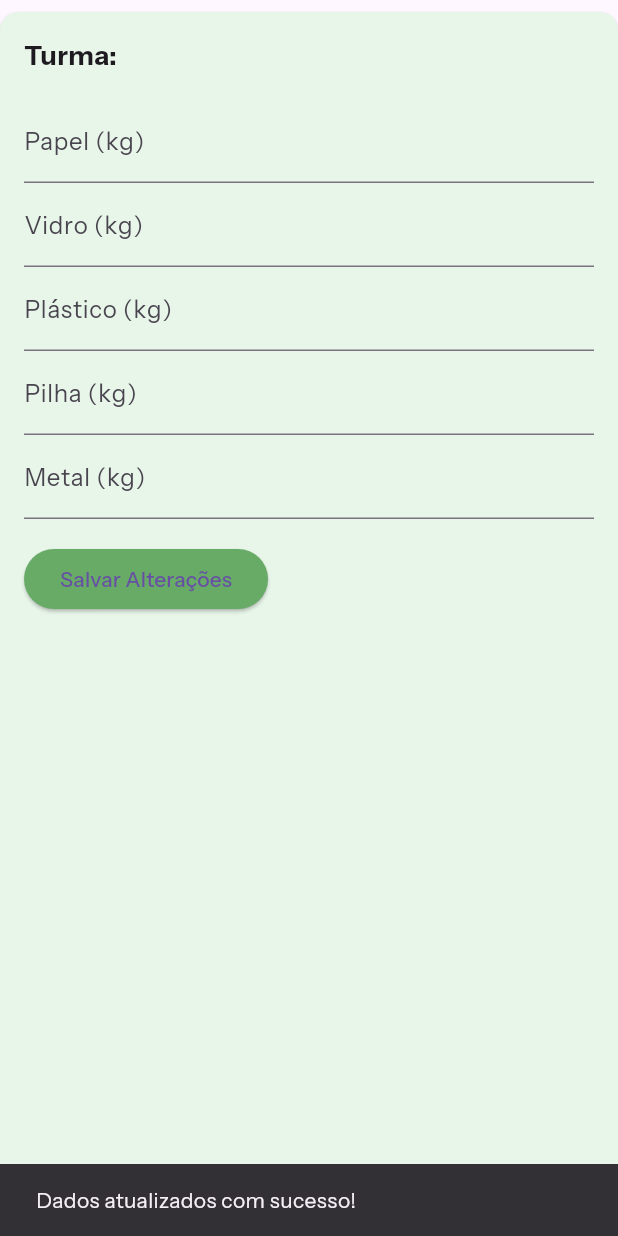
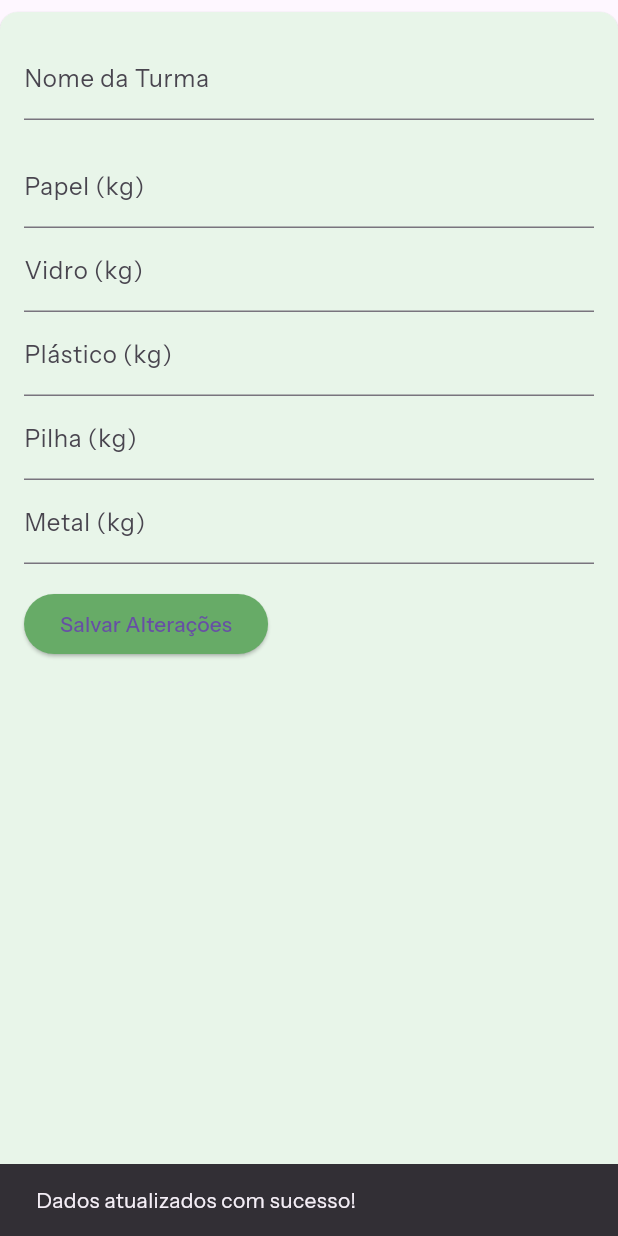
Before and after one commit to drbarros2004/ReciclaBenfica, a Flutter app: the EditTurmaCard widget shown alone on an empty page, opened directly with empty values, after a tap on "Salvar Alterações", on a phone screen of 412 x 824 dp. Run offline on Flutter 3.47's test engine with Material 3 defaults, Android fonts, the phone set to English and light mode, and no system bars; our stand-ins replace cloud_firestore, firebase_core, shared_preferences; accounts and stored records are empty.

Commit message:
adicionar turmas

```diff
--- a/lib/edit_data_screen.dart
+++ b/lib/edit_data_screen.dart
@@ -1,14 +1,27 @@
+
 import 'package:flutter/material.dart';
 import 'package:cloud_firestore/cloud_firestore.dart';
 
-class EditTurmasScreen extends StatelessWidget {
+class EditTurmasScreen extends StatefulWidget {
   const EditTurmasScreen({super.key});
+
+  @override
+  _EditTurmasScreenState createState() => _EditTurmasScreenState();
+}
+
+class _EditTurmasScreenState extends State<EditTurmasScreen> {
+  final Map<String, String> turmaNames = {}; // Mapeia o ID da turma para o nome customizado
 
   @override
   Widget build(BuildContext context) {
     return Scaffold(
       appBar: AppBar(
-        title: const Text("Editar Turmas"),
+        title: const Text('Editar dados de turma e senha',
+        style: TextStyle(
+              fontWeight: FontWeight.bold,
+              fontSize: 25,
+              color: Colors.white),
+                ),
         backgroundColor: const Color(0xFF67AB67),
         leading: IconButton(
           icon: const Icon(Icons.arrow_back),
@@ -31,19 +44,27 @@ class EditTurmasScreen extends StatelessWidget {
 
           return ListView.builder(
             padding: const EdgeInsets.all(16),
-            itemCount: turmas.length + 1, // Adiciona um para o campo de alterar senha
+            itemCount: turmas.length + 2, // Adiciona dois para mudar senha e criar turma
             itemBuilder: (context, index) {
               if (index < turmas.length) {
                 final doc = turmas[index];
                 final data = doc.data() as Map<String, dynamic>;
+                final nome = data['nome'] as String? ?? 'Sem Nome'; // Aqui pegamos o nome da turma
 
                 return EditTurmaCard(
                   turmaId: doc.id,
                   initialData: data,
+                  initialName: turmaNames[doc.id] ?? nome, // Usa o campo `nome`
+                  onNameChanged: (newName) {
+                    setState(() {
+                      turmaNames[doc.id] = newName;
+                    });
+                  },
                 );
+              } else if (index == turmas.length) {
+                return const EditPasswordSection(); // Alterar senha
               } else {
-                // Adiciona o formulário para alterar a senha
-                return const EditPasswordSection();
+                return const CreateTurmaSection(); // Criar nova turma
               }
             },
           );
@@ -52,6 +73,222 @@ class EditTurmasScreen extends StatelessWidget {
     );
   }
 }
+
+
+class CreateTurmaSection extends StatefulWidget {
+  const CreateTurmaSection({super.key});
+
+  @override
+  _CreateTurmaSectionState createState() => _CreateTurmaSectionState();
+}
+
+class _CreateTurmaSectionState extends State<CreateTurmaSection> {
+  final TextEditingController _turmaNameController = TextEditingController();
+  final Map<String, TextEditingController> controllers = {
+    'papel': TextEditingController(),
+    'vidro': TextEditingController(),
+    'plastico': TextEditingController(),
+    'pilha': TextEditingController(),
+    'metal': TextEditingController(),
+  };
+
+  Future<void> _createTurma() async {
+    try {
+      final Map<String, double> newData = {
+        for (var key in controllers.keys) key: double.tryParse(controllers[key]!.text) ?? 0.0,
+      };
+      await FirebaseFirestore.instance.collection('turmas').add({
+        'nome': _turmaNameController.text,
+        ...newData,
+      });
+
+      ScaffoldMessenger.of(context).showSnackBar(
+        const SnackBar(content: Text('Nova turma criada com sucesso!')),
+      );
+      _turmaNameController.clear();
+      for (var controller in controllers.values) {
+        controller.clear();
+      }
+    } catch (e) {
+      ScaffoldMessenger.of(context).showSnackBar(
+        SnackBar(content: Text('Erro ao criar turma: $e')),
+      );
+    }
+  }
+
+  @override
+  Widget build(BuildContext context) {
+    return Card(
+      margin: const EdgeInsets.symmetric(vertical: 8),
+      shape: RoundedRectangleBorder(borderRadius: BorderRadius.circular(12)),
+      color: Colors.green[50],
+      child: Padding(
+        padding: const EdgeInsets.all(16),
+        child: Column(
+          crossAxisAlignment: CrossAxisAlignment.start,
+          children: [
+            const Text(
+              "Criar Nova Turma",
+              style: TextStyle(fontSize: 18, fontWeight: FontWeight.bold),
+            ),
+            const SizedBox(height: 16),
+            TextFormField(
+              controller: _turmaNameController,
+              decoration: const InputDecoration(labelText: 'Nome da Turma'),
+            ),
+            ...controllers.keys.map((key) {
+              return TextFormField(
+                controller: controllers[key],
+                keyboardType: TextInputType.number,
+                decoration: InputDecoration(labelText: '$key (kg)'),
+              );
+            }),
+            const SizedBox(height: 16),
+            ElevatedButton(
+              onPressed: _createTurma,
+              style: ElevatedButton.styleFrom(
+                backgroundColor: const Color(0xFF67AB67),
+              ),
+              child: const Text('Criar Turma'),
+            ),
+          ],
+        ),
+      ),
+    );
+  }
+}
+
+class EditTurmaCard extends StatefulWidget {
+  final String turmaId;
+  final String initialName;
+  final Map<String, dynamic> initialData;
+  final void Function(String newName) onNameChanged;
+
+  const EditTurmaCard({
+    super.key,
+    required this.turmaId,
+    required this.initialData,
+    required this.initialName,
+    required this.onNameChanged,
+  });
+
+  @override
+  _EditTurmaCardState createState() => _EditTurmaCardState();
+}
+
+class _EditTurmaCardState extends State<EditTurmaCard> {
+  late TextEditingController nameController;
+  late TextEditingController papelController;
+  late TextEditingController vidroController;
+  late TextEditingController plasticoController;
+  late TextEditingController pilhaController;
+  late TextEditingController metalController;
+
+  @override
+  void initState() {
+    super.initState();
+    nameController = TextEditingController(text: widget.initialName);
+    papelController = TextEditingController(text: widget.initialData['papel'].toString());
+    vidroController = TextEditingController(text: widget.initialData['vidro'].toString());
+    plasticoController = TextEditingController(text: widget.initialData['plastico'].toString());
+    pilhaController = TextEditingController(text: widget.initialData['pilha'].toString());
+    metalController = TextEditingController(text: widget.initialData['metal'].toString());
+  }
+
+  @override
+  void dispose() {
+    nameController.dispose();
+    papelController.dispose();
+    vidroController.dispose();
+    plasticoController.dispose();
+    pilhaController.dispose();
+    metalController.dispose();
+    super.dispose();
+  }
+
+  Future<void> _saveChanges() async {
+    try {
+      await FirebaseFirestore.instance.collection('turmas').doc(widget.turmaId).update({
+        'papel': double.tryParse(papelController.text) ?? 0.0,
+        'vidro': double.tryParse(vidroController.text) ?? 0.0,
+        'plastico': double.tryParse(plasticoController.text) ?? 0.0,
+        'pilha': double.tryParse(pilhaController.text) ?? 0.0,
+        'metal': double.tryParse(metalController.text) ?? 0.0,
+        'nome': nameController.text,
+      });
+      widget.onNameChanged(nameController.text);
+      ScaffoldMessenger.of(context).showSnackBar(
+        const SnackBar(content: Text('Dados atualizados com sucesso!')),
+      );
+    } catch (e) {
+      ScaffoldMessenger.of(context).showSnackBar(
+        SnackBar(content: Text('Erro ao salvar: $e')),
+      );
+    }
+  }
+
+  @override
+  Widget build(BuildContext context) {
+    return Card(
+      margin: const EdgeInsets.symmetric(vertical: 8),
+      shape: RoundedRectangleBorder(borderRadius: BorderRadius.circular(12)),
+      color: Colors.green[50],
+      child: Padding(
+        padding: const EdgeInsets.all(16),
+        child: Column(
+          crossAxisAlignment: CrossAxisAlignment.start,
+          children: [
+            TextFormField(
+              // controller: nameController,
+              // decoration: const InputDecoration(labelText: 'Nome da Turma'),
+              // onChanged: widget.onNameChanged,
+              controller: nameController,
+                decoration: const InputDecoration(labelText: 'Nome da Turma'),
+                onChanged: (newName) {
+                  widget.onNameChanged(newName);
+                },
+            ),
+            const SizedBox(height: 16),
+            TextFormField(
+              controller: papelController,
+              keyboardType: TextInputType.number,
+              decoration: const InputDecoration(labelText: 'Papel (kg)'),
+            ),
+            TextFormField(
+              controller: vidroController,
+              keyboardType: TextInputType.number,
+              decoration: const InputDecoration(labelText: 'Vidro (kg)'),
+            ),
+            TextFormField(
+              controller: plasticoController,
+              keyboardType: TextInputType.number,
+              decoration: const InputDecoration(labelText: 'Plástico (kg)'),
+            ),
+            TextFormField(
+              controller: pilhaController,
+              keyboardType: TextInputType.number,
+              decoration: const InputDecoration(labelText: 'Pilha (kg)'),
+            ),
+            TextFormField(
+              controller: metalController,
+              keyboardType: TextInputType.number,
+              decoration: const InputDecoration(labelText: 'Metal (kg)'),
+            ),
+            const SizedBox(height: 16),
+            ElevatedButton(
+              onPressed: _saveChanges,
+              style: ElevatedButton.styleFrom(
+                backgroundColor: const Color(0xFF67AB67),
+              ),
+              child: const Text('Salvar Alterações'),
+            ),
+          ],
+        ),
+      ),
+    );
+  }
+}
+
 
 class EditPasswordSection extends StatefulWidget {
   const EditPasswordSection({super.key});
@@ -134,120 +371,3 @@ class _EditPasswordSectionState extends State<EditPasswordSection> {
     );
   }
 }
-
-class EditTurmaCard extends StatefulWidget {
-  final String turmaId;
-  final Map<String, dynamic> initialData;
-
-  const EditTurmaCard({
-    super.key,
-    required this.turmaId,
-    required this.initialData,
-  });
-
-  @override
-  _EditTurmaCardState createState() => _EditTurmaCardState();
-}
-
-class _EditTurmaCardState extends State<EditTurmaCard> {
-  late TextEditingController papelController;
-  late TextEditingController vidroController;
-  late TextEditingController plasticoController;
-  late TextEditingController pilhaController;
-  late TextEditingController metalController;
-
-  @override
-  void initState() {
-    super.initState();
-    papelController = TextEditingController(text: widget.initialData['papel'].toString());
-    vidroController = TextEditingController(text: widget.initialData['vidro'].toString());
-    plasticoController = TextEditingController(text: widget.initialData['plastico'].toString());
-    pilhaController = TextEditingController(text: widget.initialData['pilha'].toString());
-    metalController = TextEditingController(text: widget.initialData['metal'].toString());
-  }
-
-  @override
-  void dispose() {
-    papelController.dispose();
-    vidroController.dispose();
-    plasticoController.dispose();
-    pilhaController.dispose();
-    metalController.dispose();
-    super.dispose();
-  }
-
-  Future<void> _saveChanges() async {
-    try {
-      await FirebaseFirestore.instance.collection('turmas').doc(widget.turmaId).update({
-        'papel': double.tryParse(papelController.text) ?? 0.0,
-        'vidro': double.tryParse(vidroController.text) ?? 0.0,
-        'plastico': double.tryParse(plasticoController.text) ?? 0.0,
-        'pilha': double.tryParse(pilhaController.text) ?? 0.0,
-        'metal': double.tryParse(metalController.text) ?? 0.0,
-      });
-
-      ScaffoldMessenger.of(context).showSnackBar(
-        const SnackBar(content: Text('Dados atualizados com sucesso!')),
-      );
-    } catch (e) {
-      ScaffoldMessenger.of(context).showSnackBar(
-        SnackBar(content: Text('Erro ao salvar: $e')),
-      );
-    }
-  }
-
-  @override
-  Widget build(BuildContext context) {
-    return Card(
-      margin: const EdgeInsets.symmetric(vertical: 8),
-      shape: RoundedRectangleBorder(borderRadius: BorderRadius.circular(12)),
-      color: Colors.green[50],
-      child: Padding(
-        padding: const EdgeInsets.all(16),
-        child: Column(
-          crossAxisAlignment: CrossAxisAlignment.start,
-          children: [
-            Text(
-              "Turma: ${widget.turmaId}",
-              style: const TextStyle(fontSize: 18, fontWeight: FontWeight.bold),
-            ),
-            const SizedBox(height: 16),
-            TextFormField(
-              controller: papelController,
-              keyboardType: TextInputType.number,
-              decoration: const InputDecoration(labelText: 'Papel (kg)'),
-            ),
-            TextFormField(
-              controller: vidroController,
-              keyboardType: TextInputType.number,
-              decoration: const InputDecoration(labelText: 'Vidro (kg)'),
-            ),
-            TextFormField(
-              controller: plasticoController,
-              keyboardType: TextInputType.number,
-              decoration: const InputDecoration(labelText: 'Plástico (kg)'),
-            ),
-            TextFormField(
-              controller: pilhaController,
-              keyboardType: TextInputType.number,
-              decoration: const InputDecoration(labelText: 'Pilha (kg)'),
-            ),
-            TextFormField(
-              controller: metalController,
-              keyboardType: TextInputType.number,
-              decoration: const InputDecoration(labelText: 'Metal (kg)'),
-            ),
-            const SizedBox(height: 16),
-            ElevatedButton(
-              onPressed: _saveChanges,
-              style: ElevatedButton.styleFrom(
-                backgroundColor: const Color(0xFF67AB67),
-              ),
-              child: const Text('Salvar Alterações'),
-            ),
-          ],
-        ),
-      ),
-    );
-  }
-}
--- a/lib/ranking_screen.dart
+++ b/lib/ranking_screen.dart
@@ -64,7 +64,7 @@ class RankingScreen extends StatelessWidget {
               final turmas = snapshot.data!.docs.map((doc) {
                 final data = doc.data() as Map<String, dynamic>;
                 return {
-                  "turma": doc.id,
+                  "turma": data['nome'] ?? "Turma sem nome",
                   "papel": data['papel'] ?? 0.0,
                   "vidro": data['vidro'] ?? 0.0,
                   "plastico": data['plastico'] ?? 0.0,
```
Also changed, not shown: 1 other file.
